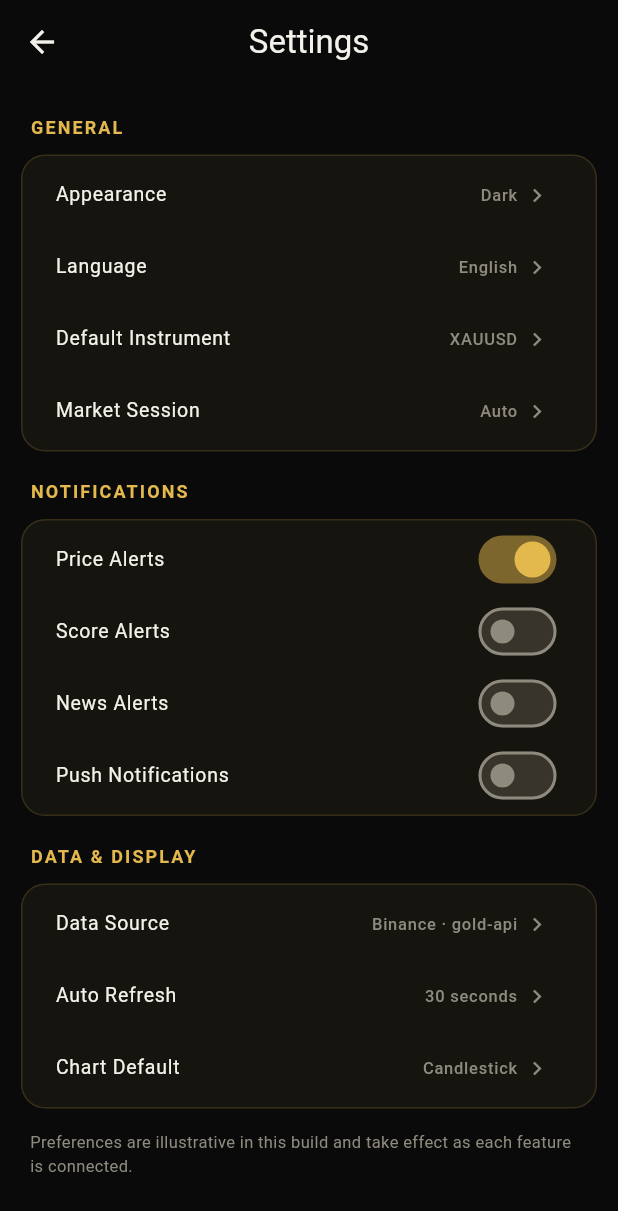
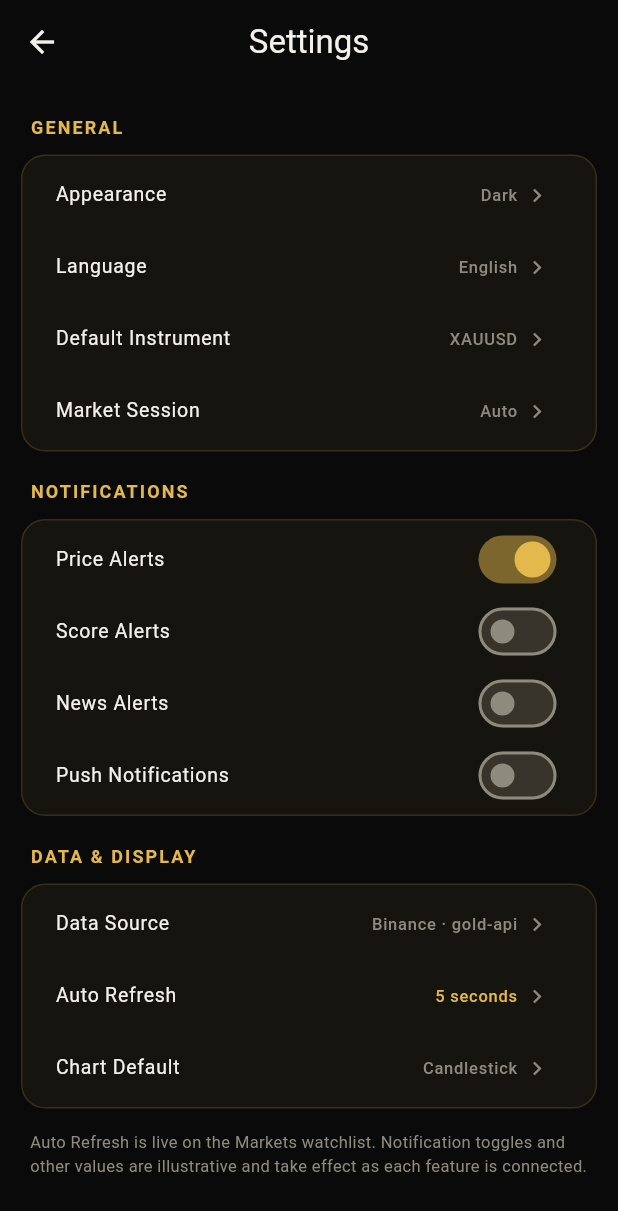
Before and after one commit to gerritbezuidenhout8-boop/gold_master_pro, a Flutter app: the screen it shows after launch, in the side drawer, after a tap on "Settings", on a phone screen of 412 x 824 dp. Shown: the top 1211 px of the screen. Run offline on Flutter 3.47's test engine with Material 3 defaults, Android fonts, the phone set to English and light mode, and no system bars; our stand-ins replace shared_preferences; missing offline and left inert: k_chart_plus; network calls fail.

Commit message:
Add functional Auto Refresh setting (default 5s), wired to Markets
- AppSettings singleton: persisted autoRefreshSeconds (ValueNotifier),
  loaded at startup
- Settings > Data & Display > Auto Refresh is now selectable
  (5/10/15/30/60s), defaulting to 5 seconds
- Markets watchlist auto-refreshes on the chosen interval, reacting to
  changes; footer shows the active cadence

87 tests green, analyzer clean, verified live.

Co-Authored-By: Claude Fable 5 <noreply@anthropic.com>

```diff
--- a/lib/main.dart
+++ b/lib/main.dart
@@ -2,8 +2,11 @@ import 'package:flutter/material.dart';
 
 import 'core/theme/app_theme.dart';
 import 'screens/shell/root_shell.dart';
+import 'services/app_settings.dart';
 
-void main() {
+void main() async {
+  WidgetsFlutterBinding.ensureInitialized();
+  await AppSettings.instance.load();
   runApp(const GmpApp());
 }
 
--- a/lib/screens/markets/markets_screen.dart
+++ b/lib/screens/markets/markets_screen.dart
@@ -1,7 +1,10 @@
+import 'dart:async';
+
 import 'package:flutter/material.dart';
 
 import '../../core/theme/app_theme.dart';
 import '../../core/utils/format.dart';
+import '../../services/app_settings.dart';
 import '../../services/watchlist.dart';
 import '../../widgets/gmp_card.dart';
 
@@ -18,24 +21,49 @@ class MarketsScreen extends StatefulWidget {
 class _MarketsScreenState extends State<MarketsScreen> {
   List<InstrumentQuote>? _quotes;
   String? _error;
+  bool _loading = false;
+  Timer? _timer;
+
+  ValueNotifier<int> get _interval => AppSettings.instance.autoRefreshSeconds;
 
   @override
   void initState() {
     super.initState();
     _load();
+    _interval.addListener(_restartTimer);
+    _restartTimer();
+  }
+
+  @override
+  void dispose() {
+    _timer?.cancel();
+    _interval.removeListener(_restartTimer);
+    super.dispose();
+  }
+
+  void _restartTimer() {
+    _timer?.cancel();
+    _timer = Timer.periodic(
+        Duration(seconds: _interval.value), (_) => _load());
   }
 
   Future<void> _load() async {
+    if (_loading) return; // skip overlapping refreshes
+    _loading = true;
     try {
       final quotes = await Watchlist.fetch();
       if (!mounted) return;
       setState(() {
         _quotes = quotes;
-        _error = quotes.isEmpty ? 'No market data available' : null;
+        _error = quotes.isEmpty && _quotes == null
+            ? 'No market data available'
+            : null;
       });
     } catch (e) {
       if (!mounted) return;
       setState(() => _error = 'Could not load markets: $e');
+    } finally {
+      _loading = false;
     }
   }
 
@@ -89,10 +117,16 @@ class _MarketsScreenState extends State<MarketsScreen> {
           for (final q in quotes.where((q) => q.category == cat))
             _row(q),
         ],
-        const Padding(
-          padding: EdgeInsets.fromLTRB(20, 12, 20, 0),
-          child: Text('Live spot · gold-api.com · pull to refresh',
-              style: TextStyle(fontSize: 11, color: AppTheme.textSecondary)),
+        Padding(
+          padding: const EdgeInsets.fromLTRB(20, 12, 20, 0),
+          child: ValueListenableBuilder<int>(
+            valueListenable: _interval,
+            builder: (context, seconds, _) => Text(
+              'Live spot · gold-api.com · auto-refresh every ${seconds}s',
+              style: const TextStyle(
+                  fontSize: 11, color: AppTheme.textSecondary),
+            ),
+          ),
         ),
       ],
     );
--- a/lib/screens/settings/settings_screen.dart
+++ b/lib/screens/settings/settings_screen.dart
@@ -1,6 +1,7 @@
 import 'package:flutter/material.dart';
 
 import '../../core/theme/app_theme.dart';
+import '../../services/app_settings.dart';
 import '../../widgets/gmp_card.dart';
 
 /// App settings (spec: Settings). Layout matches the design; toggles are
@@ -44,13 +45,14 @@ class _SettingsScreenState extends State<SettingsScreen> {
           ]),
           _section('Data & Display', [
             _value('Data Source', 'Binance · gold-api'),
-            _value('Auto Refresh', '30 seconds'),
+            _autoRefreshRow(),
             _value('Chart Default', 'Candlestick'),
           ]),
           const Padding(
             padding: EdgeInsets.fromLTRB(20, 8, 20, 0),
             child: Text(
-              'Preferences are illustrative in this build and take effect as '
+              'Auto Refresh is live on the Markets watchlist. Notification '
+              'toggles and other values are illustrative and take effect as '
               'each feature is connected.',
               style: TextStyle(fontSize: 11, color: AppTheme.textSecondary),
             ),
@@ -77,6 +79,56 @@ class _SettingsScreenState extends State<SettingsScreen> {
         ),
       ],
     );
+  }
+
+  Widget _autoRefreshRow() {
+    return ValueListenableBuilder<int>(
+      valueListenable: AppSettings.instance.autoRefreshSeconds,
+      builder: (context, seconds, _) => ListTile(
+        dense: true,
+        title: const Text('Auto Refresh',
+            style: TextStyle(color: AppTheme.textPrimary)),
+        trailing: Row(
+          mainAxisSize: MainAxisSize.min,
+          children: [
+            Text('$seconds seconds',
+                style: const TextStyle(color: AppTheme.gold)),
+            const SizedBox(width: 4),
+            const Icon(Icons.chevron_right,
+                size: 18, color: AppTheme.textSecondary),
+          ],
+        ),
+        onTap: _pickAutoRefresh,
+      ),
+    );
+  }
+
+  Future<void> _pickAutoRefresh() async {
+    final chosen = await showModalBottomSheet<int>(
+      context: context,
+      backgroundColor: AppTheme.surface,
+      builder: (_) => SafeArea(
+        child: Column(
+          mainAxisSize: MainAxisSize.min,
+          children: [
+            const Padding(
+              padding: EdgeInsets.all(16),
+              child: SectionLabel('Auto Refresh Interval'),
+            ),
+            for (final s in AppSettings.autoRefreshOptions)
+              ListTile(
+                title: Text('$s seconds',
+                    style: const TextStyle(color: AppTheme.textPrimary)),
+                trailing: s == AppSettings.instance.autoRefreshSeconds.value
+                    ? const Icon(Icons.check, color: AppTheme.gold)
+                    : null,
+                onTap: () => Navigator.of(context).pop(s),
+              ),
+          ],
+        ),
+      ),
+    );
+    if (chosen != null) await AppSettings.instance.setAutoRefresh(chosen);
   }
 
   Widget _value(String label, String value) {
--- /dev/null
+++ b/lib/services/app_settings.dart
@@ -0,0 +1,32 @@
+import 'package:flutter/foundation.dart';
+import 'package:shared_preferences/shared_preferences.dart';
+
+/// Lightweight app-wide preferences. Currently holds the live auto-refresh
+/// interval used by data screens (the Markets watchlist). Persisted so the
+/// choice survives restarts.
+class AppSettings {
+  AppSettings._();
+
+  static final AppSettings instance = AppSettings._();
+
+  /// Options offered in the picker.
+  static const List<int> autoRefreshOptions = [5, 10, 15, 30, 60];
+
+  /// Seconds between automatic refreshes (default 5).
+  final ValueNotifier<int> autoRefreshSeconds = ValueNotifier(5);
+
+  static const String _key = 'gmp-auto-refresh-seconds';
+
+  Future<void> load() async {
+    final prefs = await SharedPreferences.getInstance();
+    final v = prefs.getInt(_key);
+    if (v != null && v > 0) autoRefreshSeconds.value = v;
+  }
+
+  Future<void> setAutoRefresh(int seconds) async {
+    if (seconds <= 0) return;
+    autoRefreshSeconds.value = seconds;
+    final prefs = await SharedPreferences.getInstance();
+    await prefs.setInt(_key, seconds);
+  }
+}
```
Also changed, not shown: 1 other file.
